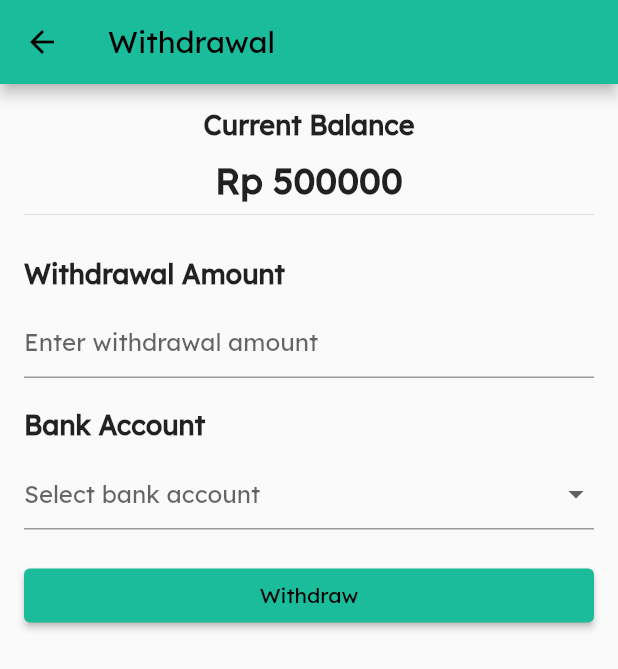
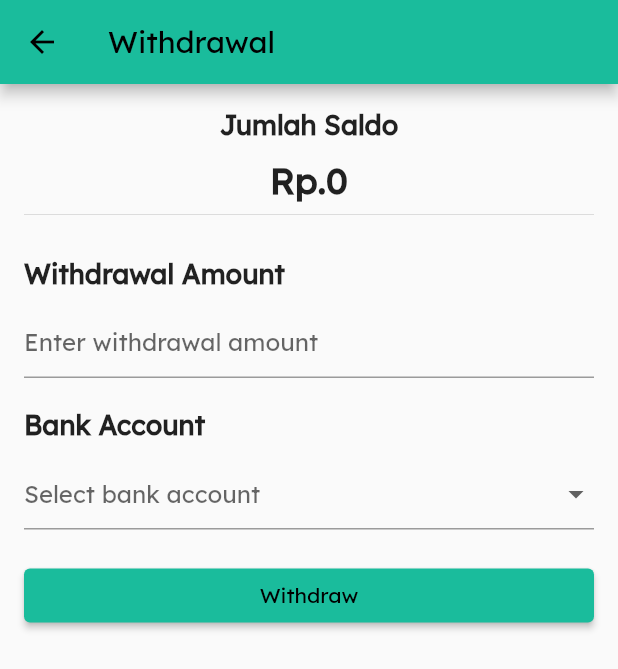
Before and after one commit to najmharani/P2P-Lending-UMKM-Kelompok-4-Pemrograman-Visual, a Flutter app: the WithdrawalPage screen opened directly, after a tap on "Withdraw", on a phone screen of 412 x 824 dp. Shown: the top 669 px of the screen. Run offline on Flutter 3.47's test engine with Material 2 defaults, Android fonts, the phone set to English and light mode, and no system bars; our stand-ins replace flutter_bloc, shared_preferences; accounts and stored records are empty; statements that could not run were skipped.

Commit message:
profile, withdraw investor

```diff
--- a/lib/investor/pages/fitur_topup/withdraw.dart
+++ b/lib/investor/pages/fitur_topup/withdraw.dart
@@ -1,6 +1,11 @@
 import 'package:flutter/material.dart';
 // import 'package:intl/intl.dart';
 import 'package:flutter/services.dart';
+import 'package:p2plending_umkm/models/User.model.dart';
+import 'package:p2plending_umkm/models/Transaksi.model.dart';
+import 'package:p2plending_umkm/main.dart';
+import 'package:flutter_bloc/flutter_bloc.dart';
+import 'package:p2plending_umkm/investor/navigation_investor.dart';
 
 class WithdrawalPage extends StatefulWidget {
   @override
@@ -8,14 +13,13 @@ class WithdrawalPage extends StatefulWidget {
 }
 
 class _WithdrawalPageState extends State<WithdrawalPage> {
-  double userBalance = 500000.0; // Replace with the user's actual balance
   String? selectedBankAccount;
   TextEditingController withdrawalAmountController = TextEditingController();
 
   List<String> bankAccounts = [
-    'Bank Account 1',
-    'Bank Account 2',
-    'Bank Account 3',
+    'Bank BNI',
+    'Bank BRI',
+    'Bank BCA',
     // Add more bank accounts as needed
   ];
 
@@ -37,7 +41,7 @@ class _WithdrawalPageState extends State<WithdrawalPage> {
           crossAxisAlignment: CrossAxisAlignment.stretch,
           children: [
             Text(
-              'Current Balance',
+              'Jumlah Saldo',
               textAlign: TextAlign.center,
               style: TextStyle(
                 fontSize: 18,
@@ -45,14 +49,18 @@ class _WithdrawalPageState extends State<WithdrawalPage> {
               ),
             ),
             SizedBox(height: 10),
-            Text(
-              'Rp ${userBalance.toStringAsFixed(0)}', // Format balance as needed
+            Center(
+                child: BlocBuilder<UserCubit, User>(builder: (context, model) {
+              context.read<UserCubit>().fetchData();
+              return Text(
+                'Rp.${model.saldo.toString()}',
                 textAlign: TextAlign.center,
                 style: TextStyle(
                   fontSize: 24,
                   fontWeight: FontWeight.bold,
                 ),
-            ),
+              );
+            })),
             Divider(),
             SizedBox(height: 20),
             Text(
@@ -102,17 +110,32 @@ class _WithdrawalPageState extends State<WithdrawalPage> {
               ),
             ),
             SizedBox(height: 20),
-            ElevatedButton(
+            BlocBuilder<UserCubit, User>(builder: (context, model) {
+              context.read<UserCubit>().fetchData();
+              return ElevatedButton(
                 onPressed: () {
-                double withdrawalAmount =
-                    double.parse(withdrawalAmountController.text);
-
-                // Check if the withdrawal amount exceeds the user's balance
-                if (withdrawalAmount > userBalance) {
+                  int withdrawalAmount =
+                      int.parse(withdrawalAmountController.text);
+                  if (withdrawalAmount > model.saldo) {
                     // Display a warning or show an error message
-                  return;
-                }
-
+                    ScaffoldMessenger.of(context).showSnackBar(
+                      SnackBar(
+                        shape: RoundedRectangleBorder(
+                          borderRadius: BorderRadius.only(
+                            topLeft: Radius.circular(10),
+                            topRight: Radius.circular(10),
+                          ),
+                        ),
+                        backgroundColor: Colors.red,
+                        content: Text(
+                          "Jumlah saldo kurang",
+                          style: TextStyle(
+                            fontFamily: "lexend",
+                          ),
+                        ),
+                      ),
+                    );
+                  } else {
                     String bankAccount = selectedBankAccount ?? '';
 
                     // Show a confirmation dialog for the withdrawal
@@ -125,16 +148,26 @@ class _WithdrawalPageState extends State<WithdrawalPage> {
                             'Withdraw Rp ${withdrawalAmount.toStringAsFixed(0)} from $bankAccount?',
                           ),
                           actions: [
-                        TextButton(
+                            BlocBuilder<TransaksiCubit, Transaksi>(
+                                builder: (context, model) {
+                              return TextButton(
                                 onPressed: () {
-                            // Perform the withdrawal operation
-                            // ...
-
-                            // Close the dialog
-                            Navigator.pop(context);
+                                  context
+                                      .read<TransaksiCubit>()
+                                      .withdraw(withdrawalAmount, bankAccount)
+                                      .then((_) {
+                                    Navigator.push(
+                                      context,
+                                      MaterialPageRoute(
+                                          builder: (context) => InvestorApp()),
+                                    );
+                                  }).catchError((error) {
+                                    print('Withdraw failed: $error');
+                                  });
                                 },
                                 child: Text('Confirm'),
-                        ),
+                              );
+                            }),
                             TextButton(
                               onPressed: () {
                                 // Close the dialog without performing the withdrawal
@@ -146,9 +179,11 @@ class _WithdrawalPageState extends State<WithdrawalPage> {
                         );
                       },
                     );
+                  }
                 },
                 child: Text('Withdraw'),
-            ),
+              );
+            })
           ],
         ),
       ),
```
Lines whose indentation alone changed are shown as unchanged.
